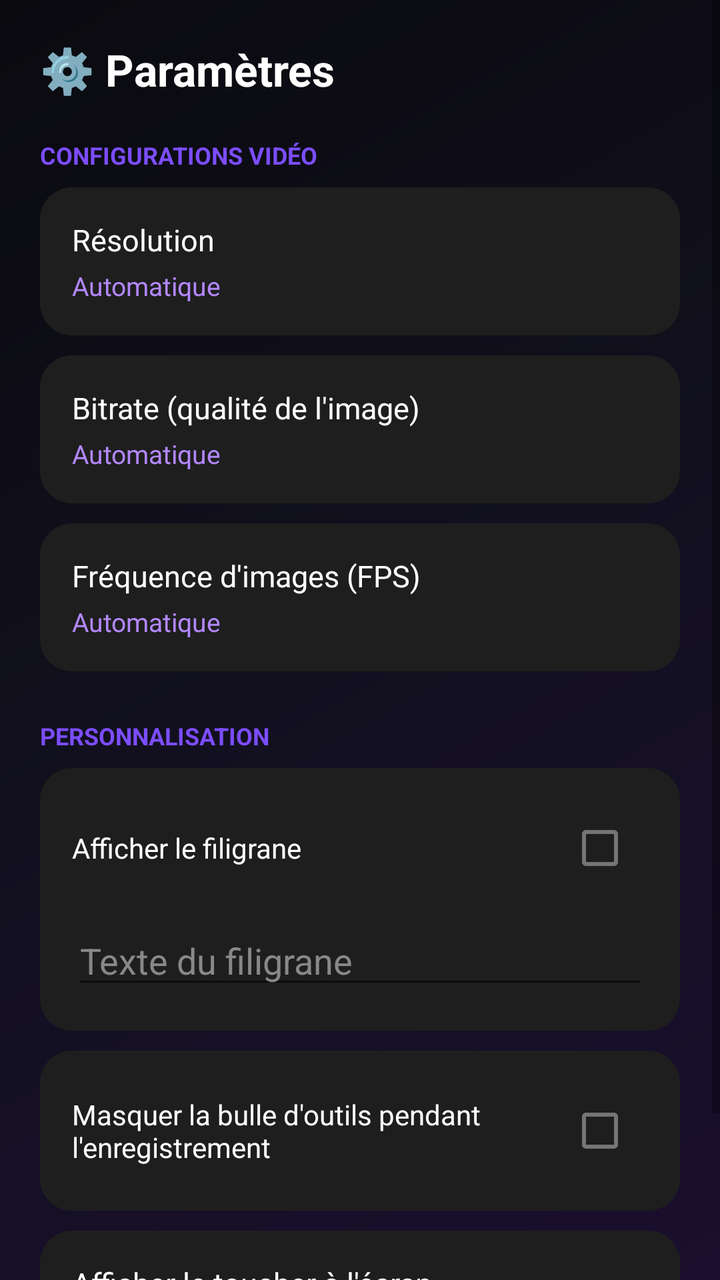
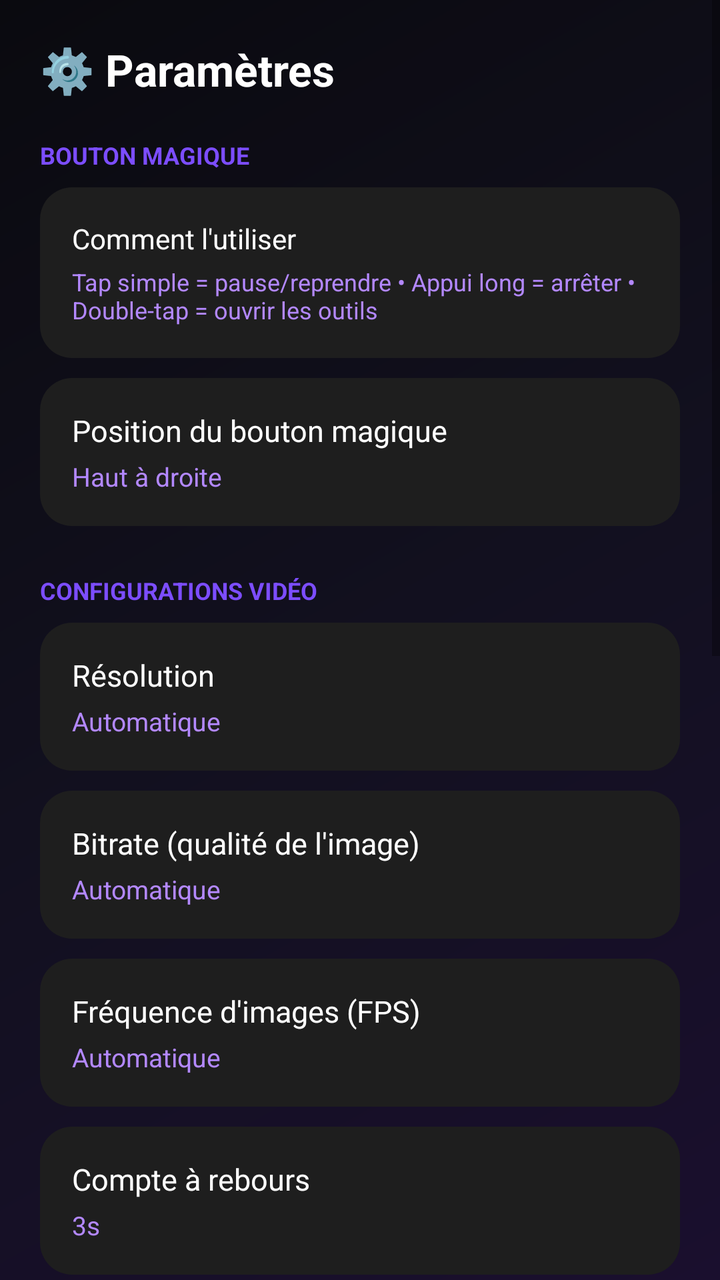

An Android layout rendered at two revisions. The XML below is the earlier revision; the diff shows what the commit changed to produce the second picture.
<!-- AndroidManifest.xml: application theme Theme.ScreenRecorder -->
<!-- res/layout/activity_settings.xml -->
<?xml version="1.0" encoding="utf-8"?>
<ScrollView xmlns:android="http://schemas.android.com/apk/res/android"
    android:layout_width="match_parent"
    android:layout_height="match_parent"
    android:background="@drawable/bg_gradient_screen">

    <LinearLayout
        android:layout_width="match_parent"
        android:layout_height="wrap_content"
        android:orientation="vertical"
        android:padding="20dp">

        <TextView
            android:layout_width="wrap_content"
            android:layout_height="wrap_content"
            android:text="⚙️ Paramètres"
            android:textColor="#FFFFFF"
            android:textSize="22sp"
            android:textStyle="bold"
            android:layout_marginBottom="6dp" />

        <TextView
            android:layout_width="wrap_content"
            android:layout_height="wrap_content"
            android:text="CONFIGURATIONS VIDÉO"
            android:textColor="#7C4DFF"
            android:textSize="12sp"
            android:textStyle="bold"
            android:layout_marginTop="14dp"
            android:layout_marginBottom="8dp" />

        <LinearLayout
            android:id="@+id/resolutionRow"
            android:layout_width="match_parent"
            android:layout_height="wrap_content"
            android:orientation="vertical"
            android:background="@drawable/bg_card"
            android:clickable="true"
            android:focusable="true"
            android:padding="16dp"
            android:layout_marginBottom="10dp">

            <TextView
                android:layout_width="wrap_content"
                android:layout_height="wrap_content"
                android:text="Résolution"
                android:textColor="#FFFFFF"
                android:textSize="15sp" />

            <TextView
                android:id="@+id/resolutionValue"
                android:layout_width="wrap_content"
                android:layout_height="wrap_content"
                android:text="Automatique"
                android:textColor="#B388FF"
                android:textSize="13sp"
                android:layout_marginTop="4dp" />
        </LinearLayout>

        <LinearLayout
            android:id="@+id/bitrateRow"
            android:layout_width="match_parent"
            android:layout_height="wrap_content"
            android:orientation="vertical"
            android:background="@drawable/bg_card"
            android:clickable="true"
            android:focusable="true"
            android:padding="16dp"
            android:layout_marginBottom="10dp">

            <TextView
                android:layout_width="wrap_content"
                android:layout_height="wrap_content"
                android:text="Bitrate (qualité de l'image)"
                android:textColor="#FFFFFF"
                android:textSize="15sp" />

            <TextView
                android:id="@+id/bitrateValue"
                android:layout_width="wrap_content"
                android:layout_height="wrap_content"
                android:text="Automatique"
                android:textColor="#B388FF"
                android:textSize="13sp"
                android:layout_marginTop="4dp" />
        </LinearLayout>

        <LinearLayout
            android:id="@+id/frameRateRow"
            android:layout_width="match_parent"
            android:layout_height="wrap_content"
            android:orientation="vertical"
            android:background="@drawable/bg_card"
            android:clickable="true"
            android:focusable="true"
            android:padding="16dp"
            android:layout_marginBottom="10dp">

            <TextView
                android:layout_width="wrap_content"
                android:layout_height="wrap_content"
                android:text="Fréquence d'images (FPS)"
                android:textColor="#FFFFFF"
                android:textSize="15sp" />

            <TextView
                android:id="@+id/frameRateValue"
                android:layout_width="wrap_content"
                android:layout_height="wrap_content"
                android:text="Automatique"
                android:textColor="#B388FF"
                android:textSize="13sp"
                android:layout_marginTop="4dp" />
        </LinearLayout>

        <TextView
            android:layout_width="wrap_content"
            android:layout_height="wrap_content"
            android:text="PERSONNALISATION"
            android:textColor="#7C4DFF"
            android:textSize="12sp"
            android:textStyle="bold"
            android:layout_marginTop="14dp"
            android:layout_marginBottom="8dp" />

        <LinearLayout
            android:layout_width="match_parent"
            android:layout_height="wrap_content"
            android:orientation="vertical"
            android:background="@drawable/bg_card"
            android:padding="16dp"
            android:layout_marginBottom="10dp">

            <LinearLayout
                android:layout_width="match_parent"
                android:layout_height="wrap_content"
                android:orientation="horizontal"
                android:gravity="center_vertical">

                <TextView
                    android:layout_width="0dp"
                    android:layout_height="wrap_content"
                    android:layout_weight="1"
                    android:text="Afficher le filigrane"
                    android:textColor="#FFFFFF"
                    android:textSize="14sp" />

                <CheckBox
                    android:id="@+id/watermarkCheck"
                    android:layout_width="wrap_content"
                    android:layout_height="wrap_content" />
            </LinearLayout>

            <EditText
                android:id="@+id/watermarkTextInput"
                android:layout_width="match_parent"
                android:layout_height="wrap_content"
                android:hint="Texte du filigrane"
                android:textColor="#FFFFFF"
                android:textColorHint="#888888"
                android:layout_marginTop="10dp" />

        </LinearLayout>

        <LinearLayout
            android:layout_width="match_parent"
            android:layout_height="wrap_content"
            android:orientation="horizontal"
            android:gravity="center_vertical"
            android:background="@drawable/bg_card"
            android:padding="16dp"
            android:layout_marginBottom="10dp">

            <TextView
                android:layout_width="0dp"
                android:layout_height="wrap_content"
                android:layout_weight="1"
                android:text="Masquer la bulle d'outils pendant l'enregistrement"
                android:textColor="#FFFFFF"
                android:textSize="14sp" />

            <CheckBox
                android:id="@+id/hideBubbleCheck"
                android:layout_width="wrap_content"
                android:layout_height="wrap_content" />

        </LinearLayout>

        <LinearLayout
            android:id="@+id/showTapsRow"
            android:layout_width="match_parent"
            android:layout_height="wrap_content"
            android:orientation="vertical"
            android:background="@drawable/bg_card"
            android:clickable="true"
            android:focusable="true"
            android:padding="16dp">

            <TextView
                android:layout_width="wrap_content"
                android:layout_height="wrap_content"
                android:text="Afficher le toucher à l'écran"
                android:textColor="#FFFFFF"
                android:textSize="15sp" />

            <TextView
                android:layout_width="match_parent"
                android:layout_height="wrap_content"
                android:text="Active « Afficher les appuis » dans les Options développeur Android (fonction native, fiable sur tous les téléphones)"
                android:textColor="#B388FF"
                android:textSize="12sp"
                android:layout_marginTop="4dp" />
        </LinearLayout>

    </LinearLayout>
</ScrollView>
<!-- resources referenced by this layout -->
<resources>
  <!-- drawable bg_card (drawable) -->
  <?xml version="1.0" encoding="utf-8"?>
  <shape xmlns:android="http://schemas.android.com/apk/res/android" android:shape="rectangle">
      <solid android:color="#1E1E1E" />
      <corners android:radius="16dp" />
  </shape>
  <!-- drawable bg_gradient_screen (drawable) -->
  <?xml version="1.0" encoding="utf-8"?>
  <shape xmlns:android="http://schemas.android.com/apk/res/android" android:shape="rectangle">
      <gradient
          android:type="linear"
          android:angle="135"
          android:startColor="#1A0F2E"
          android:centerColor="#12101F"
          android:endColor="#0A0A0F" />
  </shape>
  <style name="Theme.ScreenRecorder" parent="Theme.MaterialComponents.DayNight.NoActionBar" />
</resources>

<!-- the commit's change to res/layout/activity_settings.xml (unified diff, before → after) -->
@@ -22,6 +22,68 @@
         <TextView
             android:layout_width="wrap_content"
             android:layout_height="wrap_content"
+            android:text="BOUTON MAGIQUE"
+            android:textColor="#7C4DFF"
+            android:textSize="12sp"
+            android:textStyle="bold"
+            android:layout_marginTop="14dp"
+            android:layout_marginBottom="8dp" />
+
+        <LinearLayout
+            android:layout_width="match_parent"
+            android:layout_height="wrap_content"
+            android:orientation="vertical"
+            android:background="@drawable/bg_card"
+            android:padding="16dp"
+            android:layout_marginBottom="10dp">
+
+            <TextView
+                android:layout_width="wrap_content"
+                android:layout_height="wrap_content"
+                android:text="Comment l'utiliser"
+                android:textColor="#FFFFFF"
+                android:textSize="14sp" />
+
+            <TextView
+                android:layout_width="match_parent"
+                android:layout_height="wrap_content"
+                android:text="Tap simple = pause/reprendre • Appui long = arrêter • Double-tap = ouvrir les outils"
+                android:textColor="#B388FF"
+                android:textSize="12sp"
+                android:layout_marginTop="4dp" />
+        </LinearLayout>
+
+        <LinearLayout
+            android:id="@+id/bubblePositionRow"
+            android:layout_width="match_parent"
+            android:layout_height="wrap_content"
+            android:orientation="vertical"
+            android:background="@drawable/bg_card"
+            android:clickable="true"
+            android:focusable="true"
+            android:padding="16dp"
+            android:layout_marginBottom="10dp">
+
+            <TextView
+                android:layout_width="wrap_content"
+                android:layout_height="wrap_content"
+                android:text="Position du bouton magique"
+                android:textColor="#FFFFFF"
+                android:textSize="15sp" />
+
+            <TextView
+                android:id="@+id/bubblePositionValue"
+                android:layout_width="wrap_content"
+                android:layout_height="wrap_content"
+                android:text="Haut à droite"
+                android:textColor="#B388FF"
+                android:textSize="13sp"
+                android:layout_marginTop="4dp" />
+        </LinearLayout>
+
+        <TextView
+            android:layout_width="wrap_content"
+            android:layout_height="wrap_content"
             android:text="CONFIGURATIONS VIDÉO"
             android:textColor="#7C4DFF"
             android:textSize="12sp"
@@ -110,6 +172,71 @@
                 android:text="Automatique"
                 android:textColor="#B388FF"
                 android:textSize="13sp"
+                android:layout_marginTop="4dp" />
+        </LinearLayout>
+
+        <LinearLayout
+            android:id="@+id/countdownRow"
+            android:layout_width="match_parent"
+            android:layout_height="wrap_content"
+            android:orientation="vertical"
+            android:background="@drawable/bg_card"
+            android:clickable="true"
+            android:focusable="true"
+            android:padding="16dp"
+            android:layout_marginBottom="10dp">
+
+            <TextView
+                android:layout_width="wrap_content"
+                android:layout_height="wrap_content"
+                android:text="Compte à rebours"
+                android:textColor="#FFFFFF"
+                android:textSize="15sp" />
+
+            <TextView
+                android:id="@+id/countdownValue"
+                android:layout_width="wrap_content"
+                android:layout_height="wrap_content"
+                android:text="3s"
+                android:textColor="#B388FF"
+                android:textSize="13sp"
+                android:layout_marginTop="4dp" />
+        </LinearLayout>
+
+        <TextView
+            android:layout_width="wrap_content"
+            android:layout_height="wrap_content"
+            android:text="STABILITÉ"
+            android:textColor="#7C4DFF"
+            android:textSize="12sp"
+            android:textStyle="bold"
+            android:layout_marginTop="14dp"
+            android:layout_marginBottom="8dp" />
+
+        <LinearLayout
+            android:id="@+id/batteryRow"
+            android:layout_width="match_parent"
+            android:layout_height="wrap_content"
+            android:orientation="vertical"
+            android:background="@drawable/bg_card"
+            android:clickable="true"
+            android:focusable="true"
+            android:padding="16dp"
+            android:layout_marginBottom="10dp">
+
+            <TextView
+                android:layout_width="wrap_content"
+                android:layout_height="wrap_content"
+                android:text="Éviter les arrêts imprévus"
+                android:textColor="#FFFFFF"
+                android:textSize="15sp" />
+
+            <TextView
+                android:layout_width="match_parent"
+                android:layout_height="wrap_content"
+                android:text="Désactive l'optimisation de batterie du système pour cette appli, pour éviter qu'elle coupe l'enregistrement"
+                android:textColor="#B388FF"
+                android:textSize="12sp"
                 android:layout_marginTop="4dp" />
         </LinearLayout>
 
@@ -187,6 +314,30 @@
         </LinearLayout>
 
         <LinearLayout
+            android:layout_width="match_parent"
+            android:layout_height="wrap_content"
+            android:orientation="horizontal"
+            android:gravity="center_vertical"
+            android:background="@drawable/bg_card"
+            android:padding="16dp"
+            android:layout_marginBottom="10dp">
+
+            <TextView
+                android:layout_width="0dp"
+                android:layout_height="wrap_content"
+                android:layout_weight="1"
+                android:text="Utiliser la corbeille"
+                android:textColor="#FFFFFF"
+                android:textSize="14sp" />
+
+            <CheckBox
+                android:id="@+id/trashCheck"
+                android:layout_width="wrap_content"
+                android:layout_height="wrap_content" />
+
+        </LinearLayout>
+
+        <LinearLayout
             android:id="@+id/showTapsRow"
             android:layout_width="match_parent"
             android:layout_height="wrap_content"
@@ -206,7 +357,7 @@
             <TextView
                 android:layout_width="match_parent"
                 android:layout_height="wrap_content"
-                android:text="Active « Afficher les appuis » dans les Options développeur Android (fonction native, fiable sur tous les téléphones)"
+                android:text="Active « Afficher les appuis » dans les Options développeur Android"
                 android:textColor="#B388FF"
                 android:textSize="12sp"
                 android:layout_marginTop="4dp" />
